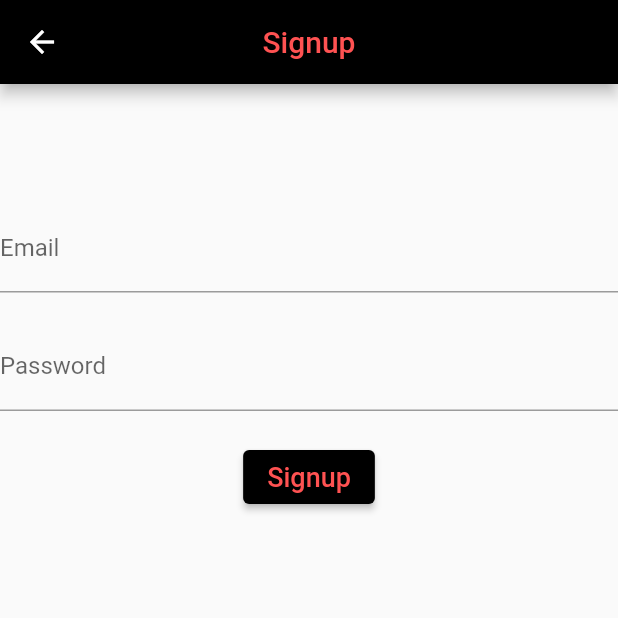
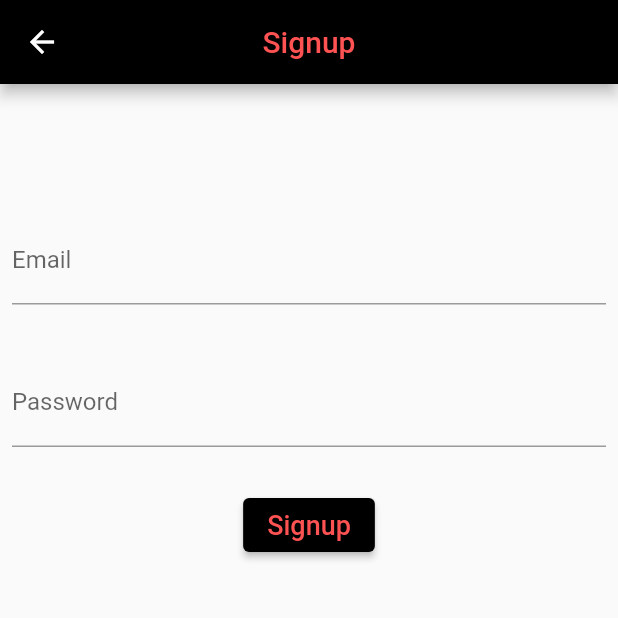
Before and after one commit to rutvik-jain/notes, a Flutter app: the Signup screen opened directly, on a phone screen of 412 x 824 dp, the top half of it. Run offline on Flutter 3.47's test engine with Material 2 defaults, Android fonts, the phone set to English and light mode, and no system bars; our stand-ins replace cloud_firestore, firebase_auth, firebase_core, google_sign_in, shared_preferences; accounts and stored records are empty.

Commit message:
improve signup.dart design

```diff
--- a/lib/signup.dart
+++ b/lib/signup.dart
@@ -30,6 +30,8 @@ class _SignupState extends State<Signup> {
         children: [
           Padding(
             padding: EdgeInsets.only(top: 80),
+            child: Padding(
+              padding: const EdgeInsets.all(8.0),
               child: TextField(
                   controller: emailController,
                   textAlign: TextAlign.start,
@@ -42,8 +44,11 @@ class _SignupState extends State<Signup> {
                   }
               ),
             ),
+          ),
           const SizedBox(height: 20),
-          TextField(
+          Padding(
+            padding: const EdgeInsets.all(8.0),
+            child: TextField(
               controller: pwdController,
               textAlign: TextAlign.start,
               obscureText: true,
@@ -54,6 +59,7 @@ class _SignupState extends State<Signup> {
                   password = value;
                 });
               },
+            ),
           ),
           const SizedBox(height: 20),
           ElevatedButton(onPressed: (){
```
Lines whose indentation alone changed are shown as unchanged.
